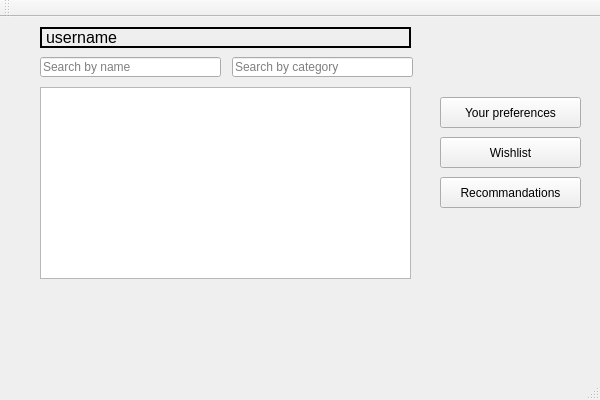
Old version of the form ProjectModernCpp/ProjectModernCpp/LoginSuccessful.ui in the repository rdmc10/Neflix.
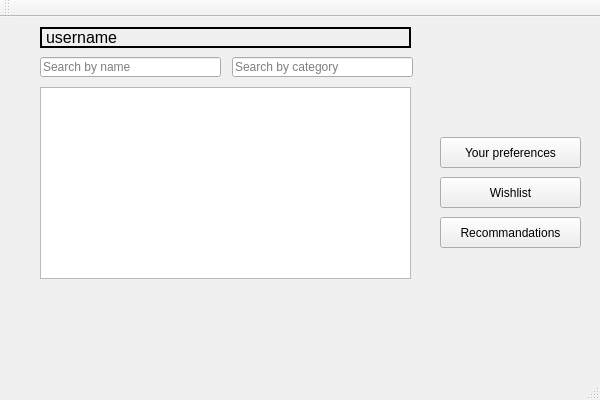
New version of the form. Icons and pictures are not drawn.

Commit message: Finished project's design

What changed in the file:
```diff
--- a/ProjectModernCpp/ProjectModernCpp/LoginSuccessful.ui
+++ b/ProjectModernCpp/ProjectModernCpp/LoginSuccessful.ui
@@ -10,6 +10,97 @@
     <height>400</height>
    </rect>
   </property>
+  <property name="palette">
+   <palette>
+    <active>
+     <colorrole role="WindowText">
+      <brush brushstyle="SolidPattern">
+       <color alpha="255">
+        <red>255</red>
+        <green>255</green>
+        <blue>255</blue>
+       </color>
+      </brush>
+     </colorrole>
+     <colorrole role="Base">
+      <brush brushstyle="SolidPattern">
+       <color alpha="255">
+        <red>180</red>
+        <green>180</green>
+        <blue>180</blue>
+       </color>
+      </brush>
+     </colorrole>
+     <colorrole role="Window">
+      <brush brushstyle="SolidPattern">
+       <color alpha="255">
+        <red>0</red>
+        <green>0</green>
+        <blue>0</blue>
+       </color>
+      </brush>
+     </colorrole>
+    </active>
+    <inactive>
+     <colorrole role="WindowText">
+      <brush brushstyle="SolidPattern">
+       <color alpha="255">
+        <red>0</red>
+        <green>0</green>
+        <blue>0</blue>
+       </color>
+      </brush>
+     </colorrole>
+     <colorrole role="Base">
+      <brush brushstyle="SolidPattern">
+       <color alpha="255">
+        <red>255</red>
+        <green>255</green>
+        <blue>255</blue>
+       </color>
+      </brush>
+     </colorrole>
+     <colorrole role="Window">
+      <brush brushstyle="SolidPattern">
+       <color alpha="255">
+        <red>240</red>
+        <green>240</green>
+        <blue>240</blue>
+       </color>
+      </brush>
+     </colorrole>
+    </inactive>
+    <disabled>
+     <colorrole role="WindowText">
+      <brush brushstyle="SolidPattern">
+       <color alpha="255">
+        <red>120</red>
+        <green>120</green>
+        <blue>120</blue>
+       </color>
+      </brush>
+     </colorrole>
+     <colorrole role="Base">
+      <brush brushstyle="SolidPattern">
+       <color alpha="255">
+        <red>0</red>
+        <green>0</green>
+        <blue>0</blue>
+       </color>
+      </brush>
+     </colorrole>
+     <colorrole role="Window">
+      <brush brushstyle="SolidPattern">
+       <color alpha="255">
+        <red>0</red>
+        <green>0</green>
+        <blue>0</blue>
+       </color>
+      </brush>
+     </colorrole>
+    </disabled>
+   </palette>
+  </property>
   <property name="windowTitle">
    <string>Neflix</string>
   </property>
@@ -75,7 +166,7 @@
     <property name="geometry">
      <rect>
       <x>440</x>
-      <y>80</y>
+      <y>120</y>
       <width>141</width>
       <height>31</height>
      </rect>
@@ -88,7 +179,7 @@
     <property name="geometry">
      <rect>
       <x>440</x>
-      <y>120</y>
+      <y>160</y>
       <width>141</width>
       <height>31</height>
      </rect>
@@ -101,7 +192,7 @@
     <property name="geometry">
      <rect>
       <x>440</x>
-      <y>160</y>
+      <y>200</y>
       <width>141</width>
       <height>31</height>
      </rect>
@@ -110,6 +201,116 @@
      <string>Recommandations</string>
     </property>
    </widget>
+   <widget class="QLabel" name="label">
+    <property name="geometry">
+     <rect>
+      <x>460</x>
+      <y>10</y>
+      <width>101</width>
+      <height>91</height>
+     </rect>
+    </property>
+    <property name="palette">
+     <palette>
+      <active>
+       <colorrole role="WindowText">
+        <brush brushstyle="SolidPattern">
+         <color alpha="255">
+          <red>255</red>
+          <green>255</green>
+          <blue>255</blue>
+         </color>
+        </brush>
+       </colorrole>
+       <colorrole role="Window">
+        <brush brushstyle="SolidPattern">
+         <color alpha="255">
+          <red>0</red>
+          <green>0</green>
+          <blue>0</blue>
+         </color>
+        </brush>
+       </colorrole>
+       <colorrole role="AlternateBase">
+        <brush brushstyle="SolidPattern">
+         <color alpha="255">
+          <red>181</red>
+          <green>181</green>
+          <blue>181</blue>
+         </color>
+        </brush>
+       </colorrole>
+      </active>
+      <inactive>
+       <colorrole role="WindowText">
+        <brush brushstyle="SolidPattern">
+         <color alpha="255">
+          <red>0</red>
+          <green>0</green>
+          <blue>0</blue>
+         </color>
+        </brush>
+       </colorrole>
+       <colorrole role="Window">
+        <brush brushstyle="SolidPattern">
+         <color alpha="255">
+          <red>240</red>
+          <green>240</green>
+          <blue>240</blue>
+         </color>
+        </brush>
+       </colorrole>
+       <colorrole role="AlternateBase">
+        <brush brushstyle="SolidPattern">
+         <color alpha="255">
+          <red>245</red>
+          <green>245</green>
+          <blue>245</blue>
+         </color>
+        </brush>
+       </colorrole>
+      </inactive>
+      <disabled>
+       <colorrole role="WindowText">
+        <brush brushstyle="SolidPattern">
+         <color alpha="255">
+          <red>120</red>
+          <green>120</green>
+          <blue>120</blue>
+         </color>
+        </brush>
+       </colorrole>
+       <colorrole role="Window">
+        <brush brushstyle="SolidPattern">
+         <color alpha="255">
+          <red>0</red>
+          <green>0</green>
+          <blue>0</blue>
+         </color>
+        </brush>
+       </colorrole>
+       <colorrole role="AlternateBase">
+        <brush brushstyle="SolidPattern">
+         <color alpha="255">
+          <red>245</red>
+          <green>245</green>
+          <blue>245</blue>
+         </color>
+        </brush>
+       </colorrole>
+      </disabled>
+     </palette>
+    </property>
+    <property name="text">
+     <string/>
+    </property>
+    <property name="pixmap">
+     <pixmap>NefixDesign/neflix_logo.png</pixmap>
+    </property>
+    <property name="scaledContents">
+     <bool>true</bool>
+    </property>
+   </widget>
   </widget>
   <widget class="QMenuBar" name="menuBar">
    <property name="geometry">
```
The commit also changes 6 other files.
